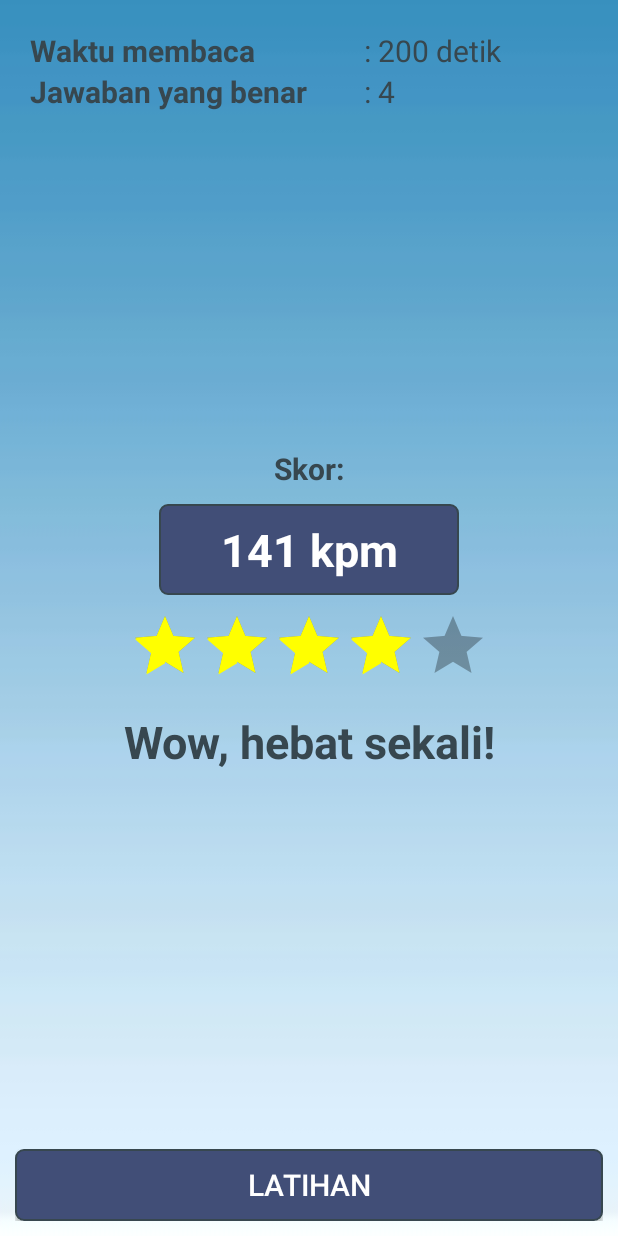
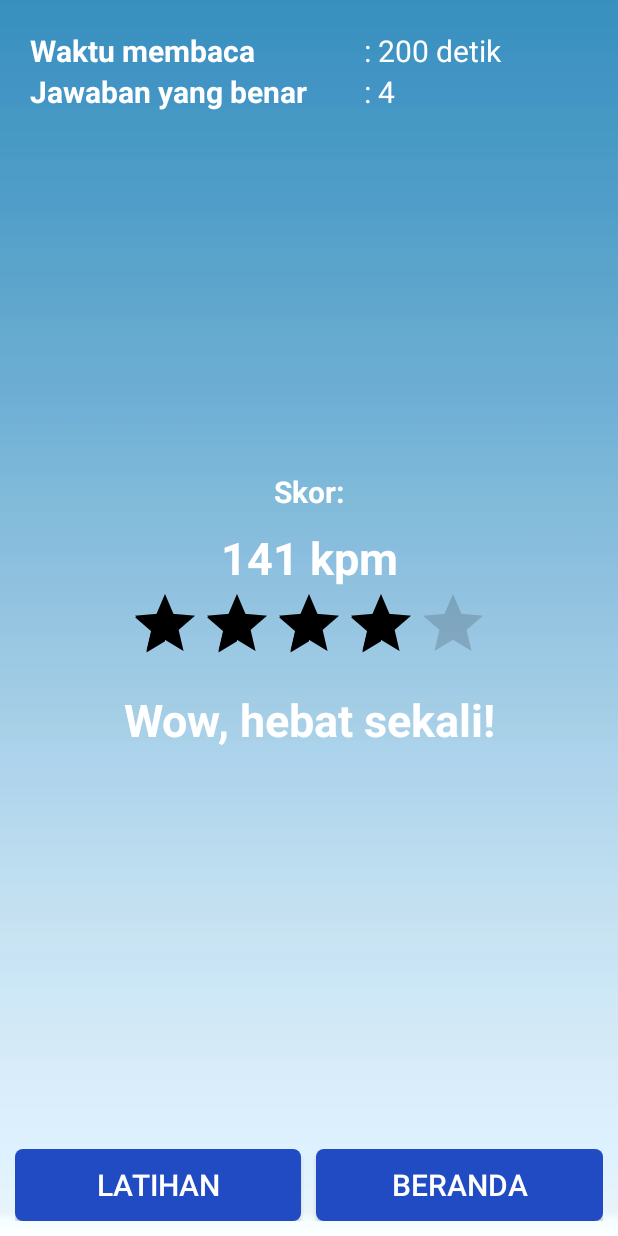
Before and after one commit to mfarismuzakki/upi-kem-client-6, an Android app: the layout activity_hasil_kuis.xml on its own in the app's theme, with its tools: preview values and no code run, on a phone screen of 412 x 824 dp. Run offline under Robolectric (Android 15) with nearby library versions, the phone set to English and light mode, and no system bars.

Commit message:
fix hasil kuis

```diff
--- a/app/src/main/res/layout/activity_hasil_kuis.xml
+++ b/app/src/main/res/layout/activity_hasil_kuis.xml
@@ -24,7 +24,7 @@
                 android:layout_height="wrap_content"
                 android:layout_weight="6"
                 android:text="Waktu membaca"
-                android:textColor="#37474f"
+                android:textColor="#ffffff"
                 android:textSize="20sp"
                 android:textStyle="bold" />
 
@@ -34,7 +34,7 @@
                 android:layout_height="wrap_content"
                 android:layout_weight="4"
                 android:text=": 200 detik"
-                android:textColor="#37474f"
+                android:textColor="#ffffff"
                 android:textSize="20sp" />
         </LinearLayout>
 
@@ -48,7 +48,7 @@
                 android:layout_height="wrap_content"
                 android:layout_weight="6"
                 android:text="Jawaban yang benar"
-                android:textColor="#37474f"
+                android:textColor="#ffffff"
                 android:textSize="20sp"
                 android:textStyle="bold" />
 
@@ -58,7 +58,7 @@
                 android:layout_height="wrap_content"
                 android:layout_weight="4"
                 android:text=": 4"
-                android:textColor="#37474f"
+                android:textColor="#ffffff"
                 android:textSize="20sp" />
         </LinearLayout>
 
@@ -67,7 +67,7 @@
     <LinearLayout
         android:layout_width="match_parent"
         android:layout_height="match_parent"
-        android:layout_centerInParent="true"
+        android:layout_margin="10dp"
         android:gravity="center_vertical"
         android:orientation="vertical">
 
@@ -76,20 +76,17 @@
             android:layout_height="wrap_content"
             android:gravity="center"
             android:text="Skor:"
-            android:textColor="#37474f"
+            android:textColor="#ffffff"
             android:textSize="20sp"
             android:textStyle="bold" />
 
         <TextView
             android:id="@+id/skor_kpm"
-            android:layout_width="200dp"
+            android:layout_width="match_parent"
             android:layout_height="wrap_content"
             android:layout_marginTop="10dp"
             android:gravity="center"
-            android:layout_gravity="center"
             android:text="141 kpm"
-            android:padding="10dp"
-            android:background="@drawable/tombol_menu"
             android:textColor="#ffffff"
             android:textSize="30sp"
             android:textStyle="bold" />
@@ -102,9 +99,7 @@
             android:isIndicator="true"
             android:numStars="5"
             android:rating="4"
-            android:stepSize="1"
-            android:theme="@style/RatingBar"
-            android:layout_marginTop="10dp"/>
+            android:stepSize="1" />
 
         <TextView
             android:id="@+id/pesan"
@@ -114,7 +109,7 @@
             android:layout_marginTop="10dp"
             android:gravity="center"
             android:text="Wow, hebat sekali!"
-            android:textColor="#37474f"
+            android:textColor="#ffffff"
             android:textSize="30sp"
             android:textStyle="bold" />
 
@@ -133,8 +128,20 @@
             android:layout_width="0dp"
             android:layout_height="wrap_content"
             android:layout_weight="1"
-            android:background="@drawable/tombol_menu"
+            android:background="@drawable/tombol_biru2"
             android:text="Latihan"
+            android:textColor="#ffffff"
+            android:textSize="20sp"
+            tools:ignore="ButtonStyle" />
+
+        <Button
+            android:id="@+id/kembali_beranda"
+            android:layout_width="0dp"
+            android:layout_height="wrap_content"
+            android:layout_marginStart="10dp"
+            android:layout_weight="1"
+            android:background="@drawable/tombol_biru2"
+            android:text="Beranda"
             android:textColor="#ffffff"
             android:textSize="20sp"
             tools:ignore="ButtonStyle" />
```
Also changed, not shown: app/src/main/java/com/upi/bahasaindonesia/kem/adapters/LatihanAdapter.java (+5 -5 lines), app/src/main/res/layout/activity_petunjuk.xml (+25 -24 lines), app/src/main/res/values/strings.xml (+12 -0 lines), app/src/main/java/com/upi/bahasaindonesia/kem/SoalLatihanActivity.java (line endings or trailing spaces), 2 other files.
